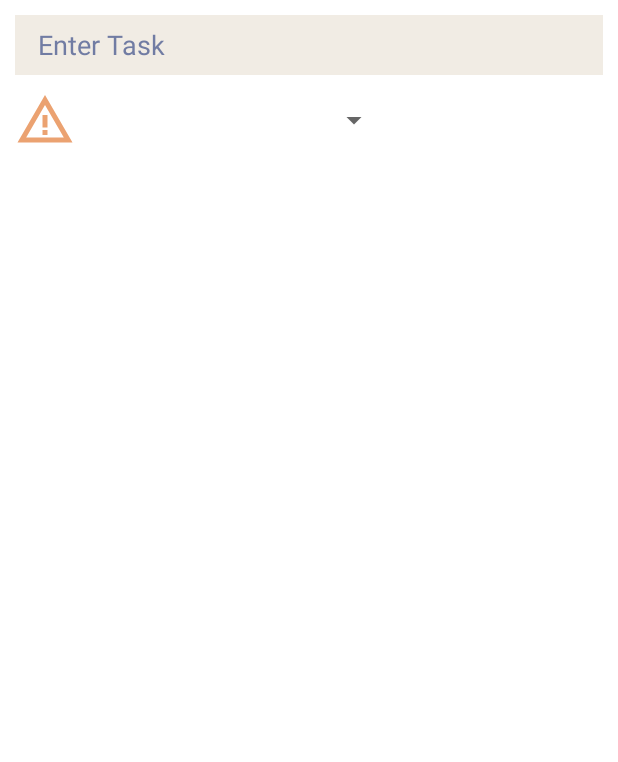
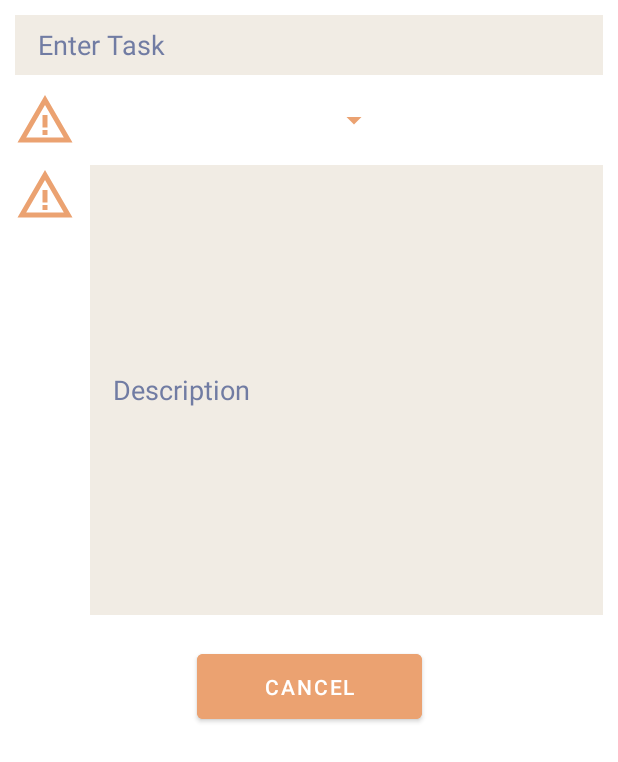
Before and after one commit to alfey504/assignment-manager-app-android-kotlin, an Android app: the layout activity_add_task.xml on its own in the app's theme, with its tools: preview values and no code run, on a phone screen of 412 x 824 dp. Shown: the top 762 px of the screen. Run offline under Robolectric (Android 15) with nearby library versions, the phone set to English and light mode, and no system bars.

Commit message:
added save task page with functionality

```diff
--- a/app/src/main/java/com/example/abrahamalfredbabu_piamaeobias_satenderyadav_mapd711_project/data_models/Tasks.kt
+++ b/app/src/main/java/com/example/abrahamalfredbabu_piamaeobias_satenderyadav_mapd711_project/data_models/Tasks.kt
@@ -6,6 +6,7 @@ data class Tasks(
     val id: Int? = null,
     val assignmentId: Int,
     val title: String,
+    val description: String,
     val completed: Boolean,
     val priority: String
 )
--- a/app/src/main/java/com/example/abrahamalfredbabu_piamaeobias_satenderyadav_mapd711_project/database/entities/TaskEntity.kt
+++ b/app/src/main/java/com/example/abrahamalfredbabu_piamaeobias_satenderyadav_mapd711_project/database/entities/TaskEntity.kt
@@ -10,6 +10,7 @@ data class TaskEntity(
     @PrimaryKey(autoGenerate = true) val id: Int?,
     @ColumnInfo(name = "assignment_id") val assignmentId: Int,
     @ColumnInfo(name = "title") val title: String,
+    @ColumnInfo(name = "description") val description: String,
     @ColumnInfo(name = "completed") val completed: Boolean,
     @ColumnInfo(name = "priority") val priority: String
 )
--- a/app/src/main/java/com/example/abrahamalfredbabu_piamaeobias_satenderyadav_mapd711_project/database/entity_model_adapters/TaskAdapters.kt
+++ b/app/src/main/java/com/example/abrahamalfredbabu_piamaeobias_satenderyadav_mapd711_project/database/entity_model_adapters/TaskAdapters.kt
@@ -10,6 +10,7 @@ class TaskAdapters {
             id = taskEntity.id,
             assignmentId = taskEntity.assignmentId,
             title = taskEntity.title,
+            description = taskEntity.description,
             completed = taskEntity.completed,
             priority = taskEntity.priority
         ))
@@ -29,6 +30,7 @@ class TaskAdapters {
             id = model.id,
             assignmentId = model.assignmentId,
             title = model.title,
+            description= model.description,
             completed = model.completed,
             priority = model.priority
         ))
--- /dev/null
+++ b/app/src/main/res/drawable/ic_baseline_check_24.xml
@@ -0,0 +1,5 @@
+<vector android:height="24dp" android:tint="#EBD3AA"
+    android:viewportHeight="24" android:viewportWidth="24"
+    android:width="24dp" xmlns:android="http://schemas.android.com/apk/res/android">
+    <path android:fillColor="@android:color/white" android:pathData="M9,16.17L4.83,12l-1.42,1.41L9,19 21,7l-1.41,-1.41z"/>
+</vector>
--- a/app/src/main/res/layout/activity_add_task.xml
+++ b/app/src/main/res/layout/activity_add_task.xml
@@ -27,19 +27,59 @@
         android:id="@+id/add_task_set_priority_label"
         android:layout_width="40dp"
         android:layout_height="40dp"
-        android:drawableStart="@drawable/ic_baseline_warning_amber_24"
         app:layout_constraintTop_toBottomOf="@id/add_task_task_name"
         app:layout_constraintStart_toStartOf="parent"
         android:layout_marginTop="10dp"
-        android:layout_marginStart="10dp"/>
+        android:layout_marginStart="10dp"
+        app:drawableStartCompat="@drawable/ic_baseline_warning_amber_24" />
 
     <Spinner
+        android:id="@+id/add_task_set_priority_spinner"
         android:layout_width="200dp"
         android:layout_height="40dp"
         app:layout_constraintStart_toEndOf="@id/add_task_set_priority_label"
         app:layout_constraintTop_toBottomOf="@id/add_task_task_name"
         android:layout_marginTop="10dp"
+        android:backgroundTint="@color/task_page_cancel_button_background"
         android:layout_marginStart="10dp"/>
+
+    <TextView
+        android:id="@+id/add_task_description_label"
+        android:layout_width="40dp"
+        android:layout_height="40dp"
+        app:layout_constraintTop_toBottomOf="@id/add_task_set_priority_label"
+        app:layout_constraintStart_toStartOf="parent"
+        android:layout_marginTop="10dp"
+        android:layout_marginStart="10dp"
+        app:drawableStartCompat="@drawable/ic_baseline_warning_amber_24" />
+
+    <EditText
+        android:id="@+id/add_task_description_edit_text"
+        android:layout_width="match_parent"
+        android:layout_height="300dp"
+        app:layout_constraintTop_toBottomOf="@id/add_task_set_priority_label"
+        app:layout_constraintStart_toEndOf="@id/add_task_description_label"
+        app:layout_constraintEnd_toEndOf="parent"
+        android:layout_marginStart="60dp"
+        android:layout_marginTop="10dp"
+        android:layout_marginEnd="10dp"
+        android:hint="@string/add_task_description"
+        android:padding="15dp"
+        android:textColorHint="@color/task_page_edit_text_hint"
+        android:textColor="@color/task_page_edit_text_text"
+        android:background="@color/task_page_edit_text_background"/>
+
+    <Button
+        android:layout_width="150dp"
+        android:layout_height="55dp"
+        app:layout_constraintTop_toBottomOf="@id/add_task_description_edit_text"
+        app:layout_constraintStart_toStartOf="parent"
+        app:layout_constraintEnd_toEndOf="parent"
+        android:layout_marginTop="20dp"
+        android:text="@string/task_page_cancel_button"
+        android:backgroundTint="@color/task_page_cancel_button_background"/>
+
+
 
 
 </androidx.constraintlayout.widget.ConstraintLayout>
```
Also changed, not shown: app/src/main/AndroidManifest.xml (+3 -6 lines), app/src/main/java/com/example/abrahamalfredbabu_piamaeobias_satenderyadav_mapd711_project/MainActivity.kt (+24 -21 lines), app/src/main/java/com/example/abrahamalfredbabu_piamaeobias_satenderyadav_mapd711_project/activities/AddTaskActivity.kt (+68 -1 lines), app/src/main/java/com/example/abrahamalfredbabu_piamaeobias_satenderyadav_mapd711_project/repos/AddTaskRepo.kt (added, +21 -0 lines), app/src/main/java/com/example/abrahamalfredbabu_piamaeobias_satenderyadav_mapd711_project/view_models/AddTaskViewModel.kt (added, +19 -0 lines), app/src/main/res/layout/activity_main.xml (+13 -1 lines), app/src/main/res/menu/add_task_menu.xml (added, +8 -0 lines), app/src/main/res/values/strings.xml (+11 -0 lines).
